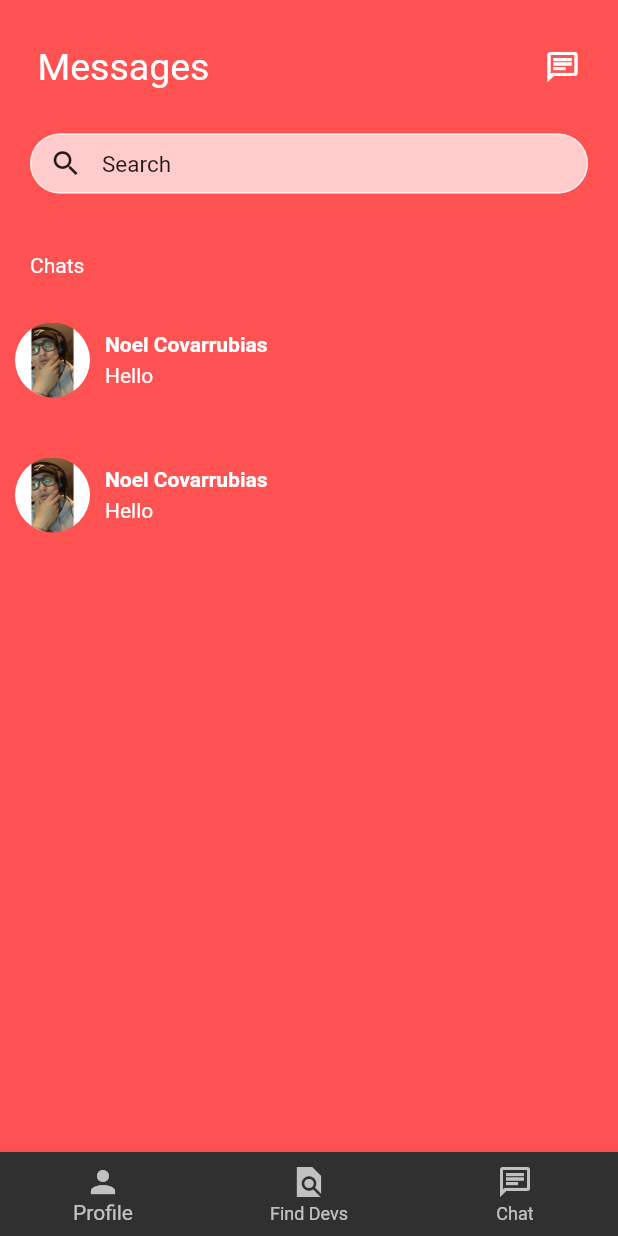
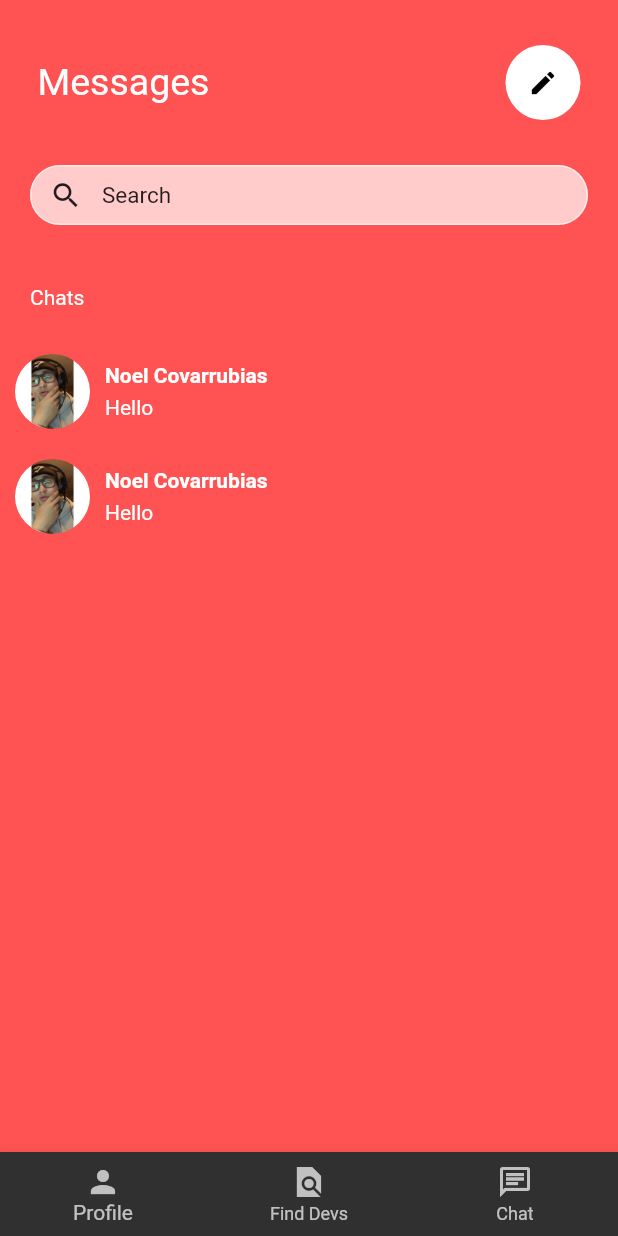
Before and after one commit to NoelCov/meet-devs-social, a Flutter app: the FindDevs screen opened by its route, item 3 of the bottom bar chosen, on a phone screen of 412 x 824 dp. Run offline on Flutter 3.47's test engine with Material 2 defaults, Android fonts, the phone set to English and light mode, and no system bars; our stand-ins replace cloud_firestore, firebase_auth, firebase_core, modal_progress_hud; accounts and stored records are empty.

Commit message:
App almost done

```diff
--- /dev/null
+++ b/lib/data_helper.dart
@@ -0,0 +1,13 @@
+import 'package:cloud_firestore/cloud_firestore.dart';
+import 'package:flutter/cupertino.dart';
+import 'db_helper.dart';
+
+class DataFunctions extends ChangeNotifier {
+  final DbHelper db = DbHelper();
+  final CollectionReference usersRef = DbHelper().collectionReference;
+
+
+  Future<List> getUsers(String name) async {
+    return await db.findDevelopers(name);
+  }
+}
--- a/lib/main.dart
+++ b/lib/main.dart
@@ -1,6 +1,6 @@
 import 'package:flutter/material.dart';
 import 'package:firebase_core/firebase_core.dart';
-import 'package:social_dev/screens/messages_screen.dart';
+import 'package:social_dev/screens/conversations_screen.dart';
 import 'package:social_dev/screens/edit_profile.dart';
 import 'package:social_dev/screens/find_devs.dart';
 import 'package:social_dev/screens/home_screen.dart';
@@ -39,8 +39,8 @@ class MyApp extends StatelessWidget {
         '/edit_profile': (context) => EditProfile(),
         '/find_devs': (context) => FindDevs(),
         '/view_profile': (context) => ViewProfile(),
-        '/messages_screen': (context) => MessagesScreen(),
-        '/chat_screen': (context) => ChatScreen(),
+        '/conversations_screen': (context) => ConversationsScreen(),
+        '/chat_screen': (context) => ConversationsScreen(),
       },
     );
   }
--- /dev/null
+++ b/lib/screens/conversations_screen.dart
@@ -0,0 +1,113 @@
+import 'package:cloud_firestore/cloud_firestore.dart';
+import 'package:flutter/cupertino.dart';
+import 'package:flutter/material.dart';
+import 'package:social_dev/widgets/bottom_navbar.dart';
+import 'package:social_dev/widgets/chat_container.dart';
+import 'package:social_dev/widgets/search_chat_bar.dart';
+import 'package:social_dev/db_helper.dart';
+
+class ConversationsScreen extends StatefulWidget {
+  @override
+  _ConversationsScreenState createState() => _ConversationsScreenState();
+}
+
+class _ConversationsScreenState extends State<ConversationsScreen> {
+  final CollectionReference users = DbHelper().collectionReference;
+  final DbHelper db = DbHelper();
+  List<dynamic> usersFound = [];
+  int itemCount = 0;
+
+  @override
+  Widget build(BuildContext context) {
+    return Scaffold(
+      body: SafeArea(
+        child: Column(
+          crossAxisAlignment: CrossAxisAlignment.start,
+          children: [
+            Container(
+              padding: EdgeInsets.symmetric(vertical: 30, horizontal: 25),
+              child: Row(
+                mainAxisAlignment: MainAxisAlignment.spaceBetween,
+                children: [
+                  Text(
+                    'Messages',
+                    style: TextStyle(
+                      fontSize: 25,
+                    ),
+                  ),
+                  InkWell(
+                    onTap: () {
+                      showModalBottomSheet(
+                        isScrollControlled: true,
+                        context: context,
+                        builder: (context) => SafeArea(
+                          child: Container(
+                            color: Colors.black12,
+                            child: Column(
+                              children: [
+                                SizedBox(height: 100),
+                                SearchChatBar(
+                                  hintText: 'Find a developer to chat with',
+                                ),
+                                SizedBox(height: 20),
+                                ListView.builder(
+                                    shrinkWrap: true,
+                                    itemBuilder: (context, index) {
+                                      return Container(
+                                        margin: EdgeInsets.symmetric(
+                                            horizontal: 10),
+                                        child: ChatContainer(
+                                          senderName: 'Noel',
+                                        ),
+                                      );
+                                    },
+                                    itemCount: 2),
+                              ],
+                            ),
+                          ),
+                        ),
+                      );
+                    },
+                    child: Container(
+                      width: 50,
+                      height: 50,
+                      decoration: BoxDecoration(
+                        shape: BoxShape.circle,
+                        color: Colors.white,
+                      ),
+                      child: Icon(
+                        Icons.create,
+                        color: Colors.black,
+                        size: 20,
+                      ),
+                    ),
+                  ),
+                ],
+              ),
+            ),
+            SearchChatBar(),
+            Container(
+              margin: EdgeInsets.only(top: 40, left: 20, bottom: 20),
+              child: Text('Chats'),
+            ),
+            Expanded(
+              child: ListView(
+                children: [
+                  ChatContainer(
+                    text: 'Hello',
+                    senderName: 'Noel Covarrubias',
+                  ),
+                  ChatContainer(
+                    text: 'Hello',
+                    senderName: 'Noel Covarrubias',
+                  ),
+                ],
+              ),
+            )
+          ],
+        ),
+      ),
+      bottomNavigationBar: BottomNavBar(),
+    );
+  }
+}
--- a/lib/screens/messages_screen.dart
+++ /dev/null
@@ -1,52 +0,0 @@
-import 'package:flutter/material.dart';
-import 'package:social_dev/widgets/bottom_navbar.dart';
-import 'package:social_dev/widgets/chat_container.dart';
-import 'package:social_dev/widgets/search_chat_bar.dart';
-
-class MessagesScreen extends StatelessWidget {
-  @override
-  Widget build(BuildContext context) {
-    return Scaffold(
-      body: Column(
-        crossAxisAlignment: CrossAxisAlignment.start,
-        children: [
-          Container(
-            padding: EdgeInsets.symmetric(vertical: 30, horizontal: 25),
-            child: Row(
-              mainAxisAlignment: MainAxisAlignment.spaceBetween,
-              children: [
-                Text(
-                  'Messages',
-                  style: TextStyle(
-                    fontSize: 25,
-                  ),
-                ),
-                Icon(Icons.chat_outlined),
-              ],
-            ),
-          ),
-          SearchChatBar(),
-          Container(
-            margin: EdgeInsets.only(top: 40, bottom: 10, left: 20, right: 20),
-            child: Text('Chats'),
-          ),
-          Expanded(
-            child: ListView(
-              children: [
-                ChatContainer(
-                  text: 'Hello',
-                  senderName: 'Noel Covarrubias',
-                ),
-                ChatContainer(
-                  text: 'Hello',
-                  senderName: 'Noel Covarrubias',
-                ),
-              ],
-            ),
-          )
-        ],
-      ),
-      bottomNavigationBar: BottomNavBar(),
-    );
-  }
-}
--- a/lib/screens/profile_screen.dart
+++ b/lib/screens/profile_screen.dart
@@ -35,7 +35,8 @@ class ProfileScreen extends StatelessWidget {
               );
             }
 
-            return Scaffold(
+            return SafeArea(
+              child: Scaffold(
                 resizeToAvoidBottomInset: true,
                 floatingActionButton: addPostFAB(context, postText),
                 appBar: AppBar(
@@ -74,6 +75,7 @@ class ProfileScreen extends StatelessWidget {
                   ],
                 ),
                 bottomNavigationBar: BottomNavBar(),
+              ),
             );
           }
 
--- a/lib/widgets/addPostFAB.dart
+++ b/lib/widgets/addPostFAB.dart
@@ -17,7 +17,9 @@ FloatingActionButton addPostFAB(BuildContext context, String postText) {
           isScrollControlled: true,
           context: context,
           builder: (BuildContext context) {
-            return Column(
+            return Container(
+              margin: EdgeInsets.only(top: 50),
+              child: Column(
                 children: [
                   Row(
                     mainAxisAlignment: MainAxisAlignment.spaceBetween,
@@ -76,6 +78,7 @@ FloatingActionButton addPostFAB(BuildContext context, String postText) {
                     ),
                   ),
                 ],
+              ),
             );
           });
     },
--- a/lib/widgets/bottom_navbar.dart
+++ b/lib/widgets/bottom_navbar.dart
@@ -13,7 +13,7 @@ class BottomNavBar extends StatelessWidget {
           Navigator.pushNamed(context, '/find_devs');
         }
         if (index == 2) {
-          Navigator.pushNamed(context, '/messages_screen');
+          Navigator.pushNamed(context, '/conversations_screen');
         }
       },
       items: [
--- a/lib/widgets/chat_container.dart
+++ b/lib/widgets/chat_container.dart
@@ -1,7 +1,7 @@
 import 'package:flutter/material.dart';
 
 class ChatContainer extends StatelessWidget {
-  ChatContainer({@required this.text, @required this.senderName});
+  ChatContainer({this.text = '', @required this.senderName});
 
   final String text;
   final String senderName;
@@ -13,8 +13,7 @@ class ChatContainer extends StatelessWidget {
         Navigator.pushNamed(context, '/chat_screen');
       },
       child: Container(
-        margin: EdgeInsets.symmetric(vertical: 5, horizontal: 10),
-        height: 80,
+        margin: EdgeInsets.symmetric(vertical: 10, horizontal: 10),
         child: Row(
           children: [
             Container(
@@ -39,10 +38,10 @@ class ChatContainer extends StatelessWidget {
                   ),
                   Container(
                     margin: EdgeInsets.only(top: 5),
-                    child: Text(
+                    child: text.isNotEmpty ? Text(
                       '$text',
                       maxLines: 2,
-                    ),
+                    ) : null,
                   ),
                 ],
               ),
--- a/lib/widgets/search_chat_bar.dart
+++ b/lib/widgets/search_chat_bar.dart
@@ -1,6 +1,13 @@
 import 'package:flutter/material.dart';
+import 'package:social_dev/data_helper.dart';
 
 class SearchChatBar extends StatelessWidget {
+  SearchChatBar({this.hintText = 'Search', this.onSubmit});
+
+  final dataFuncs = DataFunctions();
+  final _controller = TextEditingController();
+  final String hintText;
+  final Function onSubmit;
 
   @override
   Widget build(BuildContext context) {
@@ -8,6 +15,15 @@ class SearchChatBar extends StatelessWidget {
       margin: EdgeInsets.symmetric(horizontal: 20),
       height: 40,
       child: TextField(
+        onSubmitted: (user) async {
+          onSubmit();
+          final users = await dataFuncs.getUsers(user);
+          _controller.clear();
+          //TODO now implement futureBuilder with this data
+          print(users);
+        },
+        textInputAction: TextInputAction.go,
+        controller: _controller,
         textAlign: TextAlign.start,
         textAlignVertical: TextAlignVertical.center,
         decoration: InputDecoration(
@@ -19,7 +35,7 @@ class SearchChatBar extends StatelessWidget {
           ),
           filled: true,
           fillColor: Colors.white70,
-          hintText: 'Search',
+          hintText: '$hintText',
           border: OutlineInputBorder(
             borderRadius: BorderRadius.circular(25),
           ),
```
Also changed, not shown: lib/screens/chat_screen.dart (+42 -12 lines), lib/screens/find_devs.dart (+16 -19 lines), lib/widgets/message.dart (added, +25 -0 lines). Lines whose indentation alone changed are shown as unchanged.
